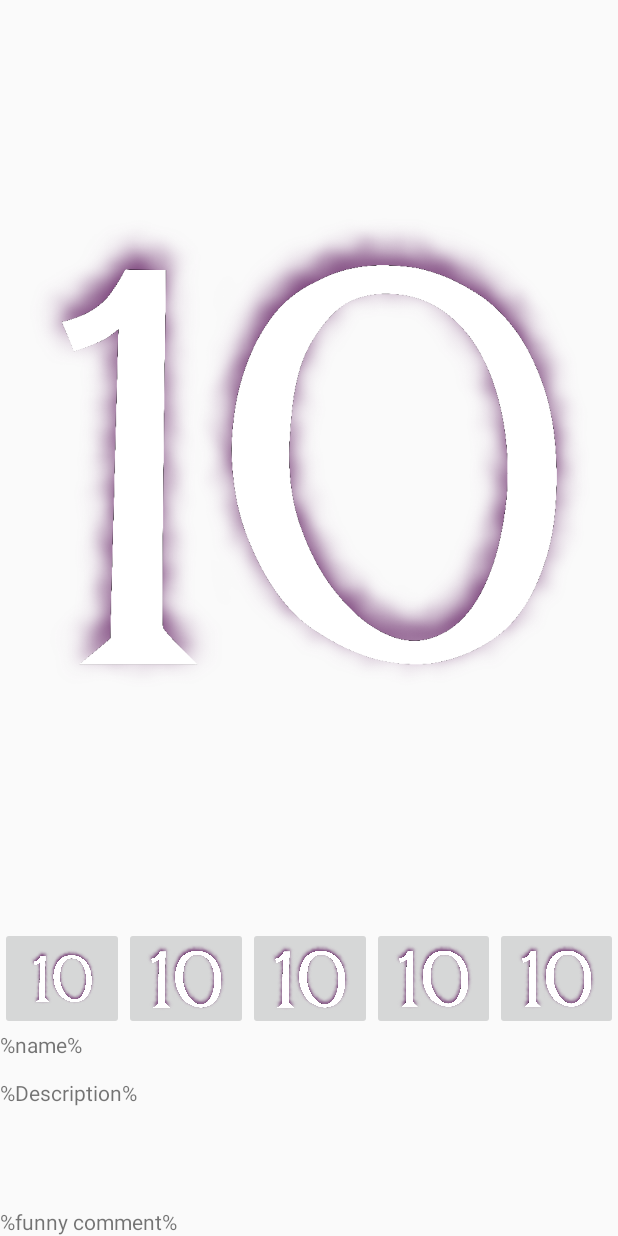
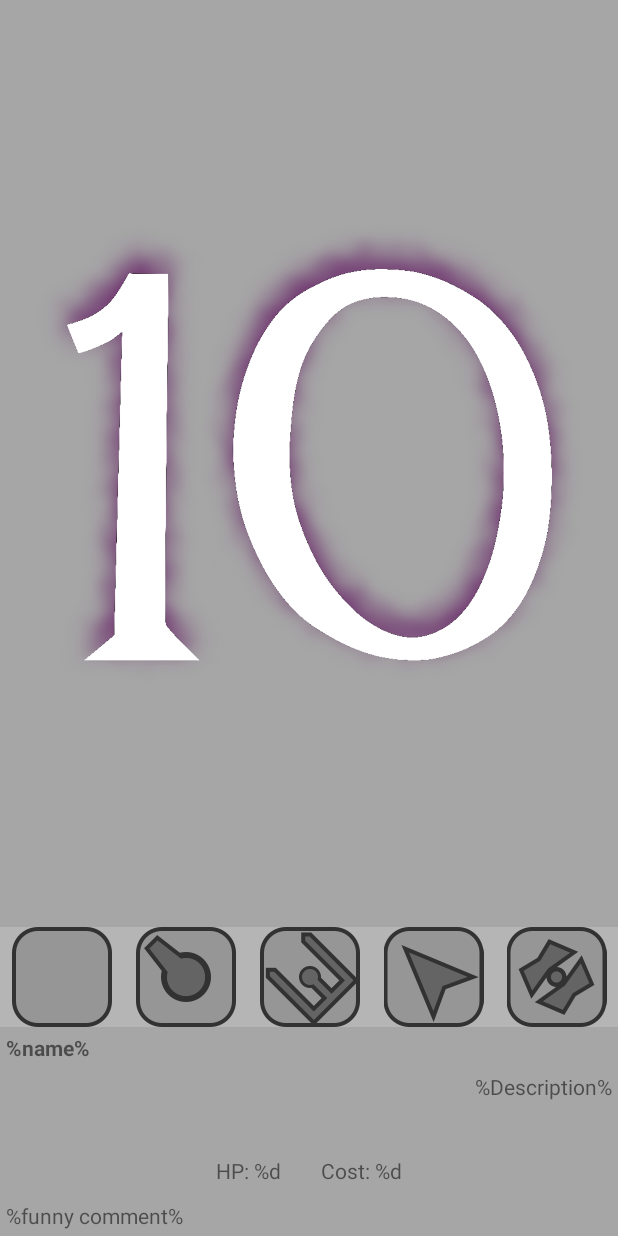
Before and after one commit to AndrewLuckett/DDC, an Android app: the layout activity_td_game.xml on its own in the app's theme, with its tools: preview values and no code run, on a phone screen of 412 x 824 dp. Run offline under Robolectric (Android 15) with nearby library versions, the phone set to English and light mode, and no system bars.

Commit message:
Add game ui elements

```diff
--- a/ASGame/app/src/main/java/andrew/DDC/front/MainActivity.java
+++ b/ASGame/app/src/main/java/andrew/DDC/front/MainActivity.java
@@ -70,7 +70,6 @@ public class MainActivity extends AppCompatActivity {
         int highscore = prefs.getInt("highscore_convert", 0); //0 is the default value
 
         TextView scorebox = findViewById(R.id.highscoreconvert);
-        scorebox.setText(getString(R.string.toaa));
         scorebox.setText("High Score: " + highscore + ".");
 
         highscore = prefs.getInt("highscore_add", 0); //0 is the default value
--- a/ASGame/app/src/main/res/layout/activity_td_game.xml
+++ b/ASGame/app/src/main/res/layout/activity_td_game.xml
@@ -6,12 +6,14 @@
     xmlns:tools="http://schemas.android.com/tools"
     android:layout_width="match_parent"
     android:layout_height="match_parent"
+    android:background="@color/main_back"
     android:orientation="vertical"
     tools:context=".front.TdGame">
 
     <FrameLayout
         android:layout_width="match_parent"
         android:layout_height="wrap_content"
+        android:layout_margin="4dp"
         android:layout_weight="1">
 
         <ImageView
@@ -32,6 +34,7 @@
             android:layout_width="match_parent"
             android:layout_height="wrap_content"
             android:layout_weight="2"
+            android:background="@color/alt_back"
             android:orientation="horizontal">
 
             <ImageButton
@@ -39,68 +42,87 @@
                 android:layout_width="wrap_content"
                 android:layout_height="wrap_content"
                 android:layout_weight="1"
+                android:background="?attr/selectableItemBackground"
                 android:contentDescription="@string/base_name"
-                android:scaleType="centerInside"
-                app:srcCompat="@drawable/bin2den2" />
+                android:scaleType="fitCenter"
+                app:srcCompat="@drawable/ti_base" />
 
             <ImageButton
                 android:id="@+id/ib_basic"
                 android:layout_width="wrap_content"
                 android:layout_height="wrap_content"
                 android:layout_weight="1"
+                android:background="?attr/selectableItemBackground"
                 android:contentDescription="@string/basic_name"
-                android:scaleType="centerCrop"
-                app:srcCompat="@drawable/bin2den2" />
+                android:scaleType="fitCenter"
+                app:srcCompat="@drawable/ti_basic" />
 
             <ImageButton
                 android:id="@+id/ib_gauss"
                 android:layout_width="wrap_content"
                 android:layout_height="wrap_content"
                 android:layout_weight="1"
+                android:background="?attr/selectableItemBackground"
                 android:contentDescription="@string/gauss_name"
-                android:scaleType="centerCrop"
-                app:srcCompat="@drawable/bin2den2" />
+                android:scaleType="fitCenter"
+                app:srcCompat="@drawable/ti_gauss" />
 
             <ImageButton
-                android:id="@+id/imageButton4"
+                android:id="@+id/ib_aa"
                 android:layout_width="wrap_content"
                 android:layout_height="wrap_content"
                 android:layout_weight="1"
-                android:scaleType="centerCrop"
-                app:srcCompat="@drawable/bin2den2" />
+                android:background="?attr/selectableItemBackground"
+                android:contentDescription="@string/aa_name"
+                android:scaleType="fitCenter"
+                app:srcCompat="@drawable/ti_aa" />
 
             <ImageButton
-                android:id="@+id/imageButton5"
+                android:id="@+id/ib_radar"
                 android:layout_width="wrap_content"
                 android:layout_height="wrap_content"
                 android:layout_weight="1"
-                android:scaleType="centerCrop"
-                app:srcCompat="@drawable/bin2den2" />
+                android:background="?attr/selectableItemBackground"
+                android:contentDescription="@string/radar_name"
+                android:scaleType="fitCenter"
+                app:srcCompat="@drawable/ti_radar" />
 
         </LinearLayout>
 
         <LinearLayout
             android:layout_width="match_parent"
             android:layout_height="match_parent"
-            android:orientation="vertical"
-            android:layout_weight="1">
+            android:layout_margin="4dp"
+            android:layout_weight="1"
+            android:orientation="vertical">
 
             <TextView
                 android:id="@+id/tv_name"
                 android:layout_width="match_parent"
                 android:layout_height="wrap_content"
+                android:layout_weight="1"
                 android:text="@string/placeholder_name"
-                android:layout_weight="1" />
+                android:textAppearance="@style/TextAppearance.AppCompat.Small"
+                android:textStyle="bold" />
 
             <TextView
                 android:id="@+id/tv_desc"
                 android:layout_width="match_parent"
                 android:layout_height="wrap_content"
-                android:layout_weight="4"
+                android:layout_weight="5"
+                android:gravity="end"
                 android:text="@string/placeholder_desc" />
 
             <TextView
-                android:id="@+id/textView6"
+                android:id="@+id/tv_data"
+                android:layout_width="match_parent"
+                android:layout_height="wrap_content"
+                android:layout_weight="1"
+                android:gravity="center"
+                android:text="@string/placeholder_data" />
+
+            <TextView
+                android:id="@+id/tv_humour"
                 android:layout_width="match_parent"
                 android:layout_height="wrap_content"
                 android:layout_weight="1"
```
Also changed, not shown: ASGame/app/src/main/AndroidManifest.xml (+12 -7 lines), ASGame/app/src/main/java/andrew/DDC/back/TowerTypes.java (added, +9 -0 lines), ASGame/app/src/main/java/andrew/DDC/front/TdGame.java (+87 -151 lines).
